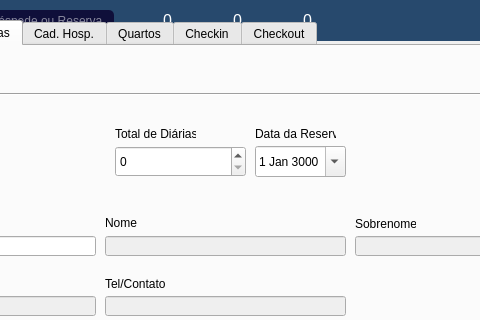
Qt form styles/main_window.ui (Sigbel/booking-manager) before a commit; both pictures show x 317 to 797 and y 0 to 320 of the 1114 by 648 pixel window.
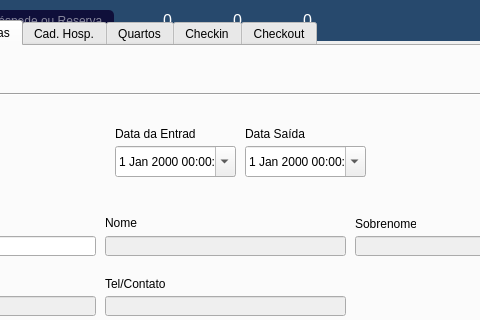
The same form after that commit. The open tabs and pages were chosen to show the change. Icons and pictures are not drawn.

Commit message: [Henrique] - Incl. de data ent e saida em reservas

Diff of the .ui file:
```diff
--- a/styles/main_window.ui
+++ b/styles/main_window.ui
@@ -1221,19 +1221,6 @@
        <string>PAX</string>
       </property>
      </widget>
-     <widget class="QLabel" name="label_25">
-      <property name="geometry">
-       <rect>
-        <x>290</x>
-        <y>80</y>
-        <width>81</width>
-        <height>16</height>
-       </rect>
-      </property>
-      <property name="text">
-       <string>Total de Diárias</string>
-      </property>
-     </widget>
      <widget class="QLabel" name="label_26">
       <property name="geometry">
        <rect>
@@ -1463,14 +1450,14 @@
      <widget class="QLabel" name="label_37">
       <property name="geometry">
        <rect>
-        <x>430</x>
+        <x>290</x>
         <y>80</y>
         <width>81</width>
         <height>16</height>
        </rect>
       </property>
       <property name="text">
-       <string>Data da Reserva</string>
+       <string>Data da Entrada</string>
       </property>
      </widget>
      <widget class="QComboBox" name="combo_payment">
@@ -1542,34 +1529,43 @@
        <string>Limpar Campos</string>
       </property>
      </widget>
-     <widget class="QDateEdit" name="date_reserve">
-      <property name="geometry">
-       <rect>
-        <x>430</x>
-        <y>100</y>
-        <width>91</width>
-        <height>31</height>
-       </rect>
-      </property>
-      <property name="calendarPopup">
-       <bool>true</bool>
-      </property>
-      <property name="date">
-       <date>
-        <year>3000</year>
-        <month>1</month>
-        <day>1</day>
-       </date>
-      </property>
-     </widget>
-     <widget class="QSpinBox" name="spin_r_totald">
+     <widget class="QDateTimeEdit" name="date_entrada">
       <property name="geometry">
        <rect>
         <x>290</x>
         <y>100</y>
-        <width>131</width>
+        <width>121</width>
         <height>31</height>
        </rect>
+      </property>
+      <property name="calendarPopup">
+       <bool>true</bool>
+      </property>
+     </widget>
+     <widget class="QDateTimeEdit" name="date_saida">
+      <property name="geometry">
+       <rect>
+        <x>420</x>
+        <y>100</y>
+        <width>121</width>
+        <height>31</height>
+       </rect>
+      </property>
+      <property name="calendarPopup">
+       <bool>true</bool>
+      </property>
+     </widget>
+     <widget class="QLabel" name="label_89">
+      <property name="geometry">
+       <rect>
+        <x>420</x>
+        <y>80</y>
+        <width>81</width>
+        <height>16</height>
+       </rect>
+      </property>
+      <property name="text">
+       <string>Data Saída</string>
       </property>
      </widget>
     </widget>
```
Left out of the diff: 2 changed lines with no effect on the pictures. The commit also changes 2 other files.
